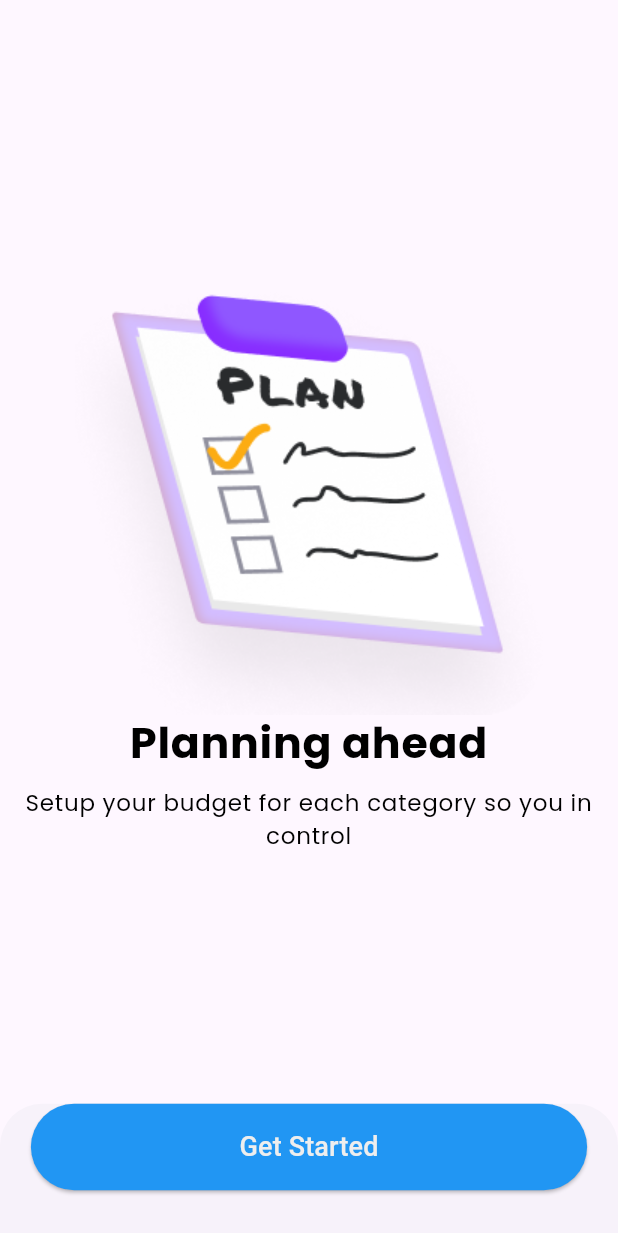
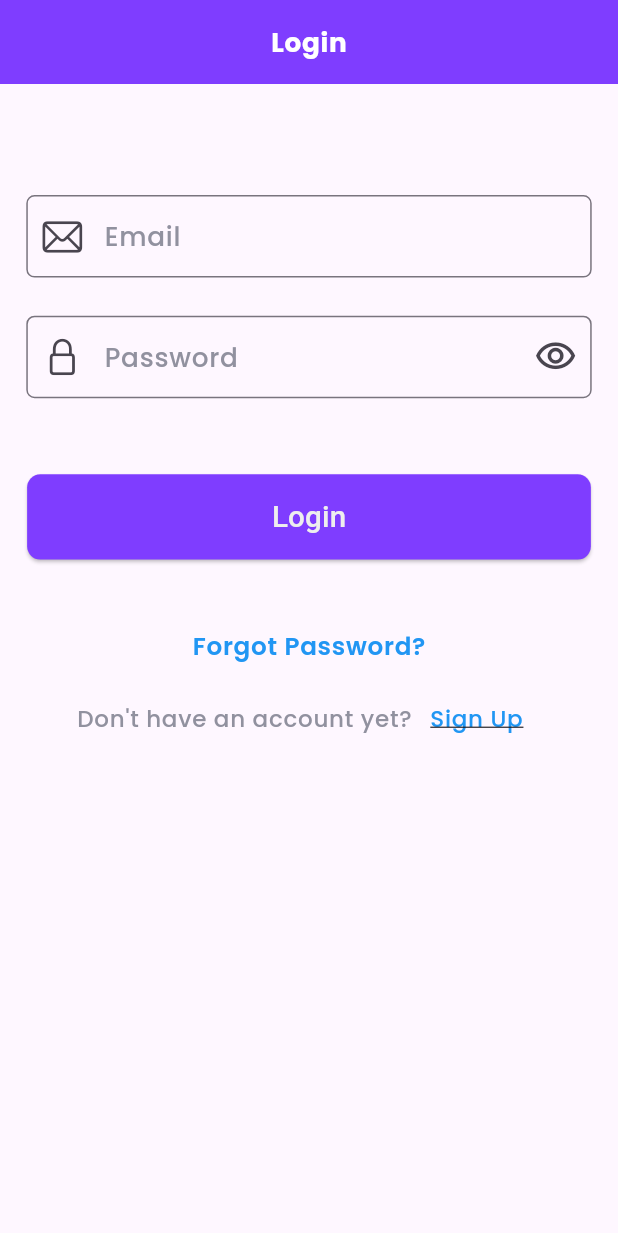
Before and after one commit to sabin6969/Budget-Buddy, a Flutter app: the screen it shows after launch, after a tap on "Skip", after a tap on "Get Started", on a phone screen of 412 x 824 dp. Shown: the top 1233 px of the screen. Run offline on Flutter 3.47's test engine with Material 3 defaults, Android fonts, the light colour scheme and no system bars; our stand-ins replace flutter_screenutil, google_fonts, smooth_page_indicator.

Commit message:
created routes and designed login view

```diff
--- a/lib/constants/app_theme.dart
+++ b/lib/constants/app_theme.dart
@@ -28,16 +28,24 @@ ThemeData appTheme = ThemeData(
       fontSize: 14.w,
       fontWeight: FontWeight.normal,
       color: Colors.black,
-      )),
+    ),
+  ),
   brightness: Brightness.light,
   appBarTheme: const AppBarTheme(),
-  textButtonTheme: const TextButtonThemeData(
-    style: ButtonStyle(
-      foregroundColor: MaterialStatePropertyAll(
-        Colors.black,
+  inputDecorationTheme: InputDecorationTheme(
+    hintStyle: TextStyle(
+      fontSize: 16.w,
+      fontWeight: FontWeight.w500,
+      color: const Color(0xFF91919F),
     ),
-      fixedSize: MaterialStatePropertyAll(
-        Size(40, 40),
+    border: OutlineInputBorder(
+      borderRadius: BorderRadius.circular(
+        5.w,
+      ),
+    ),
+    focusedBorder: OutlineInputBorder(
+      borderRadius: BorderRadius.circular(
+        5.w,
       ),
     ),
   ),
--- /dev/null
+++ b/lib/constants/rotutes.dart
@@ -0,0 +1,18 @@
+import 'package:budgetbuddy/constants/route_names.dart';
+import 'package:budgetbuddy/views/auth/login_view.dart';
+import 'package:flutter/material.dart';
+
+class Routes {
+  static Route generateRoutes(RouteSettings settings) {
+    switch (settings.name) {
+      case RouteNames.loginView:
+        return MaterialPageRoute(
+          builder: (context) => const LoginView(),
+        );
+      default:
+        return MaterialPageRoute(
+          builder: (context) => const Scaffold(),
+        );
+    }
+  }
+}
--- /dev/null
+++ b/lib/constants/route_names.dart
@@ -0,0 +1,3 @@
+class RouteNames {
+  static const String loginView = "/loginView";
+}
--- a/lib/main.dart
+++ b/lib/main.dart
@@ -1,10 +1,15 @@
 import 'package:budgetbuddy/constants/app_theme.dart';
+import 'package:budgetbuddy/constants/rotutes.dart';
 import 'package:budgetbuddy/views/boading/boading_view.dart';
 import 'package:flutter/material.dart';
+import 'package:flutter/services.dart';
 import 'package:flutter_screenutil/flutter_screenutil.dart';
 
-void main() {
+void main() async {
   runApp(const MyApp());
+  SystemChrome.setPreferredOrientations([
+    DeviceOrientation.portraitUp,
+  ]);
 }
 
 late Size size;
@@ -24,6 +29,7 @@ class MyApp extends StatelessWidget {
           debugShowCheckedModeBanner: false,
           home: const BoadingView(),
           theme: appTheme,
+          onGenerateRoute: Routes.generateRoutes,
         );
       },
     );
--- /dev/null
+++ b/lib/views/auth/login_view.dart
@@ -0,0 +1,169 @@
+import 'package:budgetbuddy/main.dart';
+import 'package:flutter/cupertino.dart';
+import 'package:flutter/material.dart';
+import 'package:flutter_screenutil/flutter_screenutil.dart';
+
+class LoginView extends StatefulWidget {
+  const LoginView({super.key});
+
+  @override
+  State<LoginView> createState() => _LoginViewState();
+}
+
+class _LoginViewState extends State<LoginView> {
+  final ValueNotifier<bool> _isHidden = ValueNotifier(true);
+  final TextEditingController _emailController = TextEditingController();
+  final TextEditingController _passwordController = TextEditingController();
+
+  @override
+  Widget build(BuildContext context) {
+    size = MediaQuery.sizeOf(context);
+    return Scaffold(
+      appBar: AppBar(
+        centerTitle: true,
+        elevation: 0,
+        backgroundColor: const Color(0xFF7F3DFF),
+        title: Text(
+          "Login",
+          style: Theme.of(context).textTheme.labelSmall!.copyWith(
+                fontSize: 16.w,
+                fontWeight: FontWeight.bold,
+                color: Colors.white,
+              ),
+        ),
+      ),
+      body: Padding(
+        padding: EdgeInsets.symmetric(horizontal: 16.w, vertical: 1.h),
+        child: SingleChildScrollView(
+          child: Column(
+            mainAxisAlignment: MainAxisAlignment.start,
+            children: [
+              SizedBox(
+                height: 72.h,
+              ),
+              TextFormField(
+                controller: _emailController,
+                style: Theme.of(context).textTheme.labelMedium!.copyWith(
+                      fontSize: 14.w,
+                      fontWeight: FontWeight.w500,
+                    ),
+                decoration: InputDecoration(
+                  hintText: "Email",
+                  prefixIcon: Icon(
+                    CupertinoIcons.mail,
+                    size: 26.w,
+                  ),
+                ),
+              ),
+              SizedBox(
+                height: 25.h,
+              ),
+              ValueListenableBuilder(
+                valueListenable: _isHidden,
+                builder: (context, value, child) {
+                  return TextFormField(
+                    controller: _passwordController,
+                    style: Theme.of(context).textTheme.labelMedium!.copyWith(
+                          fontWeight: FontWeight.normal,
+                          fontSize: 14.w,
+                        ),
+                    obscureText: value,
+                    decoration: InputDecoration(
+                      hintText: "Password",
+                      prefixIcon: Icon(
+                        CupertinoIcons.lock,
+                        size: 26.w,
+                      ),
+                      suffixIcon: IconButton(
+                        onPressed: () {
+                          _isHidden.value = !_isHidden.value;
+                        },
+                        icon: value
+                            ? Icon(
+                                Icons.visibility_outlined,
+                                size: 26.w,
+                              )
+                            : Icon(
+                                Icons.visibility_off_outlined,
+                                size: 26.w,
+                              ),
+                      ),
+                    ),
+                  );
+                },
+              ),
+              SizedBox(
+                height: 50.h,
+              ),
+              ElevatedButton(
+                style: ButtonStyle(
+                  backgroundColor: const MaterialStatePropertyAll(
+                    Color(0xFF7F3DFF),
+                  ),
+                  fixedSize: MaterialStatePropertyAll(
+                    Size(
+                      343.w,
+                      56.h,
+                    ),
+                  ),
+                  shape: MaterialStatePropertyAll(
+                    RoundedRectangleBorder(
+                      borderRadius: BorderRadius.circular(8.w),
+                    ),
+                  ),
+                ),
+                onPressed: () {},
+                child: Text(
+                  "Login",
+                  style: TextStyle(
+                    fontSize: 18.w,
+                    color: Colors.grey.shade200,
+                  ),
+                ),
+              ),
+              SizedBox(
+                height: 33.h,
+              ),
+              TextButton(
+                onPressed: () {},
+                child: Text(
+                  "Forgot Password?",
+                  style: Theme.of(context).textTheme.labelMedium!.copyWith(
+                        fontSize: 15.w,
+                        fontWeight: FontWeight.w600,
+                        color: Colors.blue,
+                      ),
+                ),
+              ),
+              Row(
+                mainAxisAlignment: MainAxisAlignment.center,
+                children: [
+                  Text(
+                    "Don't have an account yet?",
+                    style: Theme.of(context).textTheme.labelMedium!.copyWith(
+                          fontSize: 14.w,
+                          fontWeight: FontWeight.w500,
+                          color: const Color(0xFF91919F),
+                        ),
+                  ),
+                  TextButton(
+                    onPressed: () {},
+                    child: Text(
+                      "Sign Up",
+                      style: Theme.of(context).textTheme.labelMedium!.copyWith(
+                            fontSize: 14.w,
+                            color: Colors.blue,
+                            fontWeight: FontWeight.w500,
+                            decoration: TextDecoration.underline,
+                          ),
+                    ),
+                  )
+                ],
+              )
+            ],
+          ),
+        ),
+      ),
+    );
+  }
+}
--- a/lib/views/boading/boading_view.dart
+++ b/lib/views/boading/boading_view.dart
@@ -1,8 +1,10 @@
 import 'package:budgetbuddy/constants/app_image_path.dart';
 import 'package:budgetbuddy/constants/app_strings.dart';
+import 'package:budgetbuddy/constants/route_names.dart';
 import 'package:budgetbuddy/main.dart';
 import 'package:budgetbuddy/views/boading/boading_container.dart';
 import 'package:flutter/material.dart';
+import 'package:flutter_screenutil/flutter_screenutil.dart';
 import 'package:smooth_page_indicator/smooth_page_indicator.dart';
 
 class BoadingView extends StatefulWidget {
@@ -63,8 +65,9 @@ class _BoadingViewState extends State<BoadingView> {
                   ),
                   child: ElevatedButton(
                     style: ButtonStyle(
-                      backgroundColor:
-                          const MaterialStatePropertyAll(Colors.blue),
+                      backgroundColor: const MaterialStatePropertyAll(
+                        Color(0xFF7F3DFF),
+                      ),
                       fixedSize: MaterialStatePropertyAll(
                         Size(
                           size.width * 0.9,
@@ -75,11 +78,14 @@ class _BoadingViewState extends State<BoadingView> {
                         StadiumBorder(),
                       ),
                     ),
-                    onPressed: () {},
+                    onPressed: () {
+                      Navigator.pushReplacementNamed(
+                          context, RouteNames.loginView);
+                    },
                     child: Text(
                       "Get Started",
                       style: TextStyle(
-                        fontSize: 18,
+                        fontSize: 18.w,
                         color: Colors.grey.shade200,
                       ),
                     ),
@@ -115,7 +121,9 @@ class _BoadingViewState extends State<BoadingView> {
                   TextButton(
                     onPressed: () {
                       _controller.nextPage(
-                        duration: const Duration(milliseconds: 300),
+                        duration: const Duration(
+                          milliseconds: 300,
+                        ),
                         curve: Curves.easeOut,
                       );
                     },
```
Lines whose indentation alone changed are shown as unchanged.
